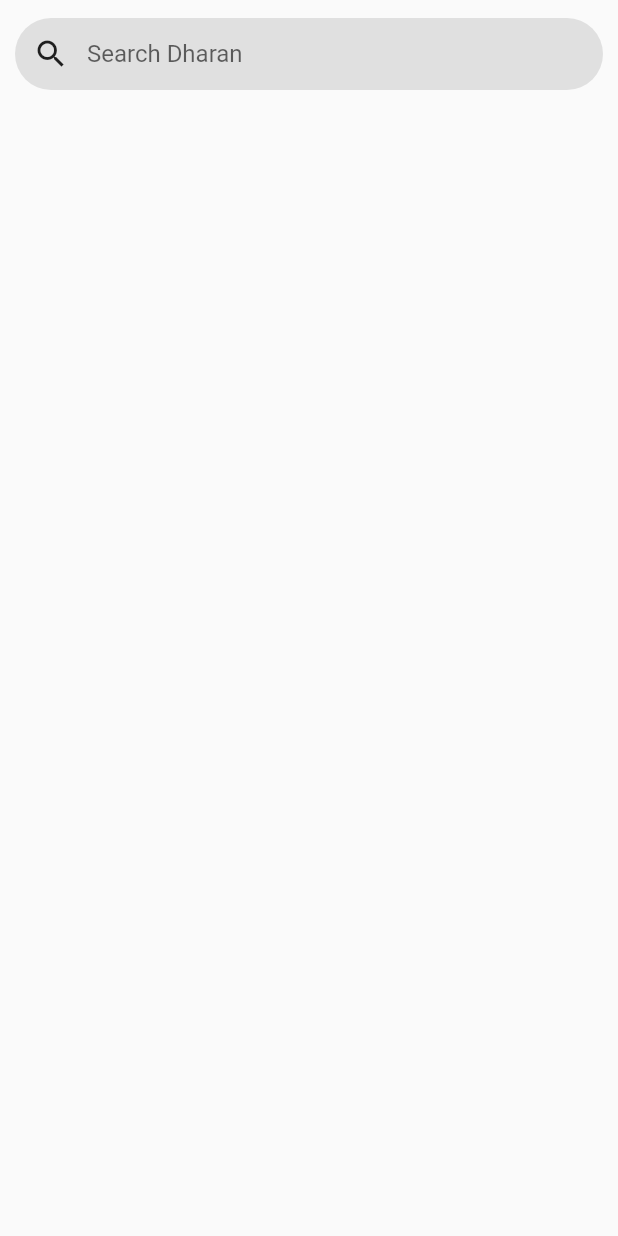
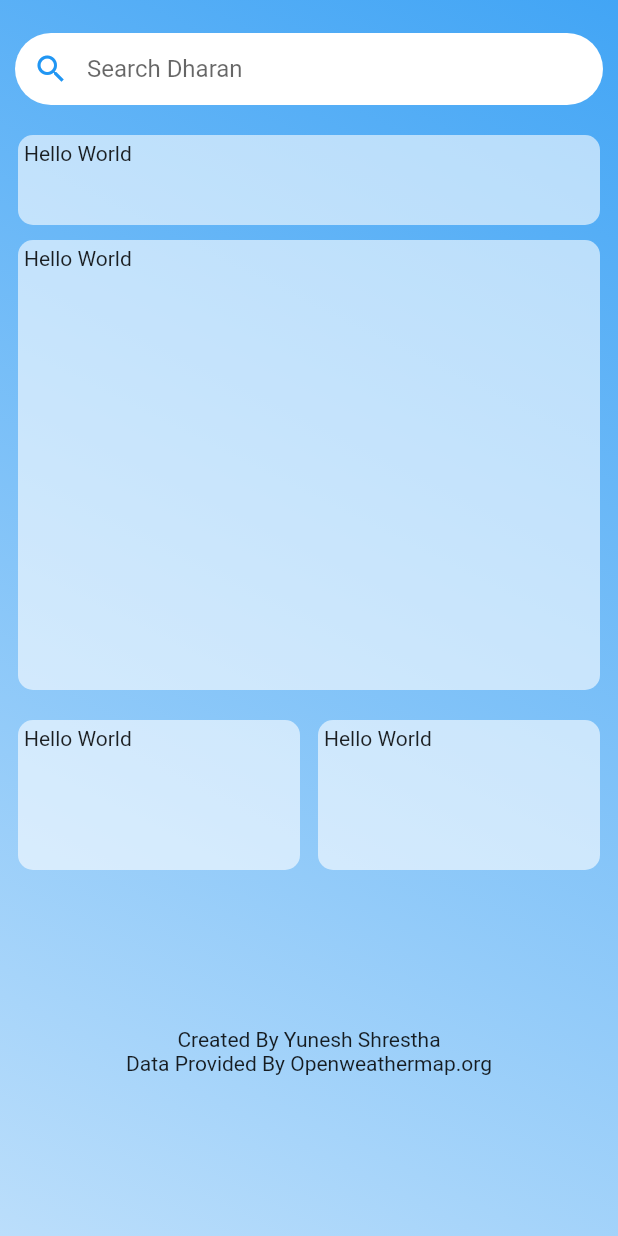
Before and after one commit to YuneshShrestha/weather-app-, a Flutter app: the screen it shows after launch, on a phone screen of 412 x 824 dp. Run offline on Flutter 3.47's test engine with Material 2 defaults, Android fonts, the phone set to English and light mode, and no system bars; our stand-ins replace flutter_spinkit; network calls fail.

Commit message:
ui layout

```diff
--- a/lib/view/home.dart
+++ b/lib/view/home.dart
@@ -26,17 +26,28 @@ class _HomeState extends State<Home> {
         // appBar: AppBar(
         //   title: const Text("Home"),
         // ),
-        body: Padding(
-          padding: const EdgeInsets.symmetric(horizontal: 10.0, vertical: 2.0),
+        body: Container(
+          decoration: BoxDecoration(
+            gradient: LinearGradient(
+              begin: Alignment.topRight,
+              end: Alignment.bottomLeft,
+              colors: [Colors.blue.shade400, Colors.blue.shade100],
+              // stops: [0.1, 0.4],
+            ),
+          ),
+          child: Padding(
+            padding:
+                const EdgeInsets.symmetric(horizontal: 10.0, vertical: 2.0),
             child: Column(
               // mainAxisAlignment: MainAxisAlignment.center,
               // crossAxisAlignment: CrossAxisAlignment.start,
               children: [
+                // Search Bar
                 Padding(
-                padding: const EdgeInsets.only(top: 10.0),
+                  padding: const EdgeInsets.symmetric(vertical: 20.0),
                   child: Container(
                     decoration: BoxDecoration(
-                    color: Colors.grey.shade300,
+                      color: Colors.white,
                       borderRadius: BorderRadius.circular(50.0),
                     ),
                     child: Row(
@@ -45,7 +56,10 @@ class _HomeState extends State<Home> {
                           onPressed: () {
                             print("Hello");
                           },
-                        icon: const Icon(Icons.search),
+                          icon: const Icon(
+                            Icons.search,
+                            color: Colors.blue,
+                          ),
                         ),
                         Expanded(
                           child: TextField(
@@ -59,7 +73,87 @@ class _HomeState extends State<Home> {
                     ),
                   ),
                 ),
+
+                // Description
+                Row(
+                  children: [
+                    Expanded(
+                      child: Container(
+                        height: 60,
+                        margin: const EdgeInsets.symmetric(horizontal: 2.0),
+                        padding: const EdgeInsets.all(4.0),
+                        decoration: BoxDecoration(
+                          color: Colors.white.withOpacity(0.6),
+                          borderRadius: BorderRadius.circular(10.0),
+                        ),
+                        child: const Text("Hello World"),
+                      ),
+                    )
                   ],
+                ),
+
+                // Temperature
+                Row(
+                  children: [
+                    Expanded(
+                      child: Container(
+                        height: 300,
+                        margin: const EdgeInsets.symmetric(
+                            horizontal: 2.0, vertical: 10.0),
+                        padding: const EdgeInsets.all(4.0),
+                        decoration: BoxDecoration(
+                          color: Colors.white.withOpacity(0.6),
+                          borderRadius: BorderRadius.circular(10.0),
+                        ),
+                        child: const Text("Hello World"),
+                      ),
+                    )
+                  ],
+                ),
+                Padding(
+                  padding: const EdgeInsets.only(top: 10.0),
+                  child: Row(
+                    mainAxisAlignment: MainAxisAlignment.spaceEvenly,
+                    children: [
+                      Expanded(
+                        child: Container(
+                          height: 100,
+                          margin: const EdgeInsets.only(left: 2.0, right: 6.0),
+                          padding: const EdgeInsets.all(4.0),
+                          decoration: BoxDecoration(
+                            color: Colors.white.withOpacity(0.6),
+                            borderRadius: BorderRadius.circular(10.0),
+                          ),
+                          child: const Text("Hello World"),
+                        ),
+                      ),
+                      Expanded(
+                        child: Container(
+                          height: 100,
+                          margin: const EdgeInsets.only(right: 2.0, left: 6.0),
+                          padding: const EdgeInsets.all(4.0),
+                          decoration: BoxDecoration(
+                            color: Colors.white.withOpacity(0.6),
+                            borderRadius: BorderRadius.circular(10.0),
+                          ),
+                          child: const Text("Hello World"),
+                        ),
+                      )
+                    ],
+                  ),
+                ),
+
+                Expanded(
+                  child: Column(
+                    mainAxisAlignment: MainAxisAlignment.center,
+                    children: const [
+                      Text("Created By Yunesh Shrestha"),
+                      Text("Data Provided By Openweathermap.org"),
+                    ],
+                  ),
+                )
+              ],
+            ),
           ),
         ),
       ),
```
Lines whose indentation alone changed are shown as unchanged.
